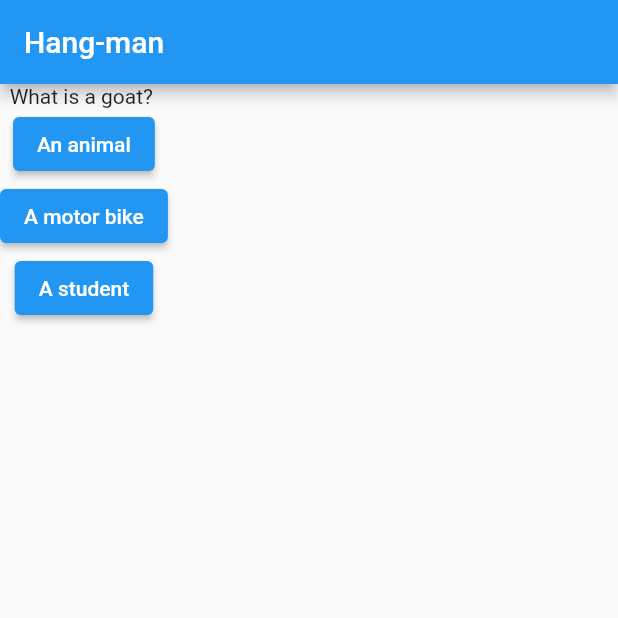
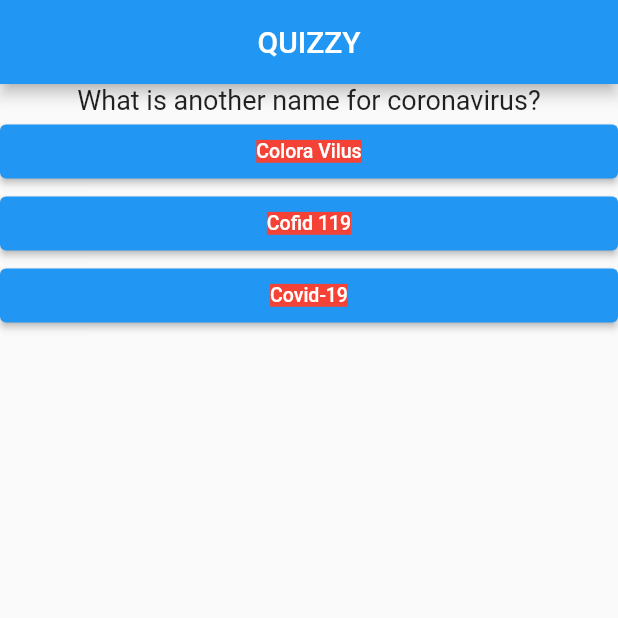
Before and after one commit to solomonbestz/flutter, a Flutter app: the screen it shows after launch, on a phone screen of 412 x 824 dp, the top half of it. Run offline on Flutter 3.47's test engine with Material 2 defaults, Android fonts, the phone set to English and light mode, and no system bars.

Commit message:
Added Questions and answers to quizzy

```diff
--- a/myfirstapp/lib/main.dart
+++ b/myfirstapp/lib/main.dart
@@ -1,38 +1,52 @@
 import 'package:flutter/material.dart';
+import 'package:myfirstapp/quiz.dart';
+import 'package:myfirstapp/question.dart';
 
 void main() {
   runApp(MyApp());
 }
 
-class MyApp extends StatelessWidget {
-  var questionCounter = 0;
+class MyApp extends StatefulWidget {
+  @override
+  State<StatefulWidget> createState() {
+    return _MyAppState();
+  }
+}
 
-  void answerQuestion() {
-    questionCounter = questionCounter + 1;
-    print(questionCounter);
+class _MyAppState extends State<MyApp> {
+  var _questionCounter = 0;
+
+  void _answerQuestion() {
+    setState(() {
+      _questionCounter = _questionCounter + 1;
+    });
   }
 
   @override
   Widget build(BuildContext context) {
-    var questions = ["What is a goat? ", "What is a sheep?"];
+    var question = questions();
+    var answer = answers();
     return MaterialApp(
       home: Scaffold(
         appBar: AppBar(
-          title: Text("Hang-man"),
+          title: Center(
+            child: Text("QUIZZY"),
+          ),
         ),
         body: Column(
           children: [
-            Text(questions[questionCounter]),
-            // Text('$checkCorrect'),
+            QuestionText(question[_questionCounter]),
             ElevatedButton(
-              child: Text('An animal'),
-              onPressed: answerQuestion,
+              child: AnswerText(answer[_questionCounter][0]),
+              onPressed: _answerQuestion,
             ),
             ElevatedButton(
-              child: Text('A motor bike'),
-              onPressed: answerQuestion,
+              child: AnswerText(answer[_questionCounter][1]),
+              onPressed: _answerQuestion,
             ),
-            ElevatedButton(child: Text('A student'), onPressed: answerQuestion),
+            ElevatedButton(
+                child: AnswerText(answer[_questionCounter][2]),
+                onPressed: _answerQuestion),
           ],
         ),
       ),
--- /dev/null
+++ b/myfirstapp/lib/question.dart
@@ -0,0 +1,37 @@
+import 'package:flutter/material.dart';
+
+class QuestionText extends StatelessWidget {
+  final String questionText;
+  QuestionText(this.questionText);
+
+  @override
+  Widget build(BuildContext context) {
+    return Container(
+      width: double.infinity,
+      child: Text(
+        questionText,
+        style: TextStyle(fontSize: 18),
+        textAlign: TextAlign.center,
+      ),
+    );
+  }
+}
+
+class AnswerText extends StatelessWidget {
+  final String answer;
+
+  AnswerText(this.answer);
+
+  @override
+  Widget build(BuildContext context) {
+    return Container(
+      width: double.infinity,
+      child: Text(
+        answer,
+        style: TextStyle(fontSize: 13, backgroundColor: Colors.red,),
+        textAlign: TextAlign.center,
+
+      ),
+    );
+  }
+}
--- /dev/null
+++ b/myfirstapp/lib/quiz.dart
@@ -0,0 +1,22 @@
+List questions() {
+  var questions = [
+    """What is another name for coronavirus?""",
+    """The acronym NCDC stands for?""",
+    """When and where was the first case of the coronavirus disease reported in Africa?""",
+    """Who is the present Nigeria Minster of Health?""",
+    """Between light and sound which travels faster?"""
+  ];
+  return questions;
+}
+
+List answers() {
+  var answers = [
+    ['Colora Vilus', 'Cofid 119', 'Covid-19'],
+    [
+      'Nigeria Center For Disease Control',
+      'National Center For Dev Control',
+      'Nigerians Can Dance Control'
+    ],
+  ];
+  return answers;
+}
```
